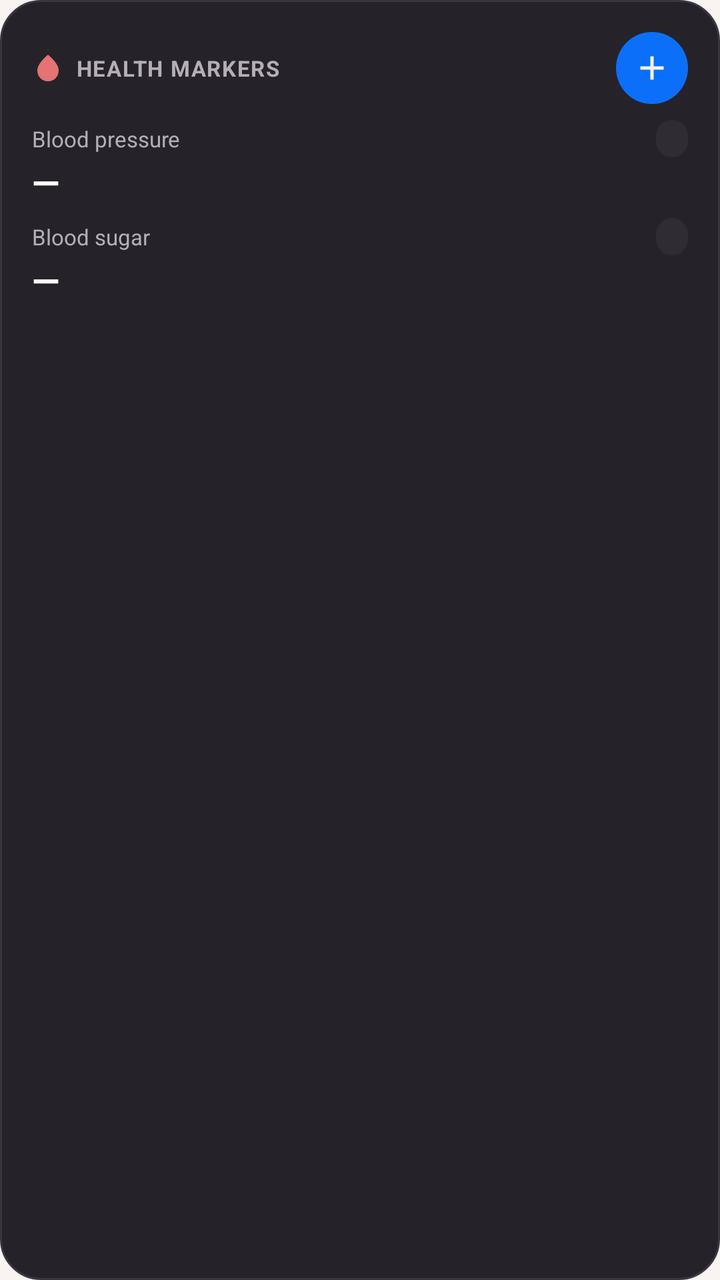
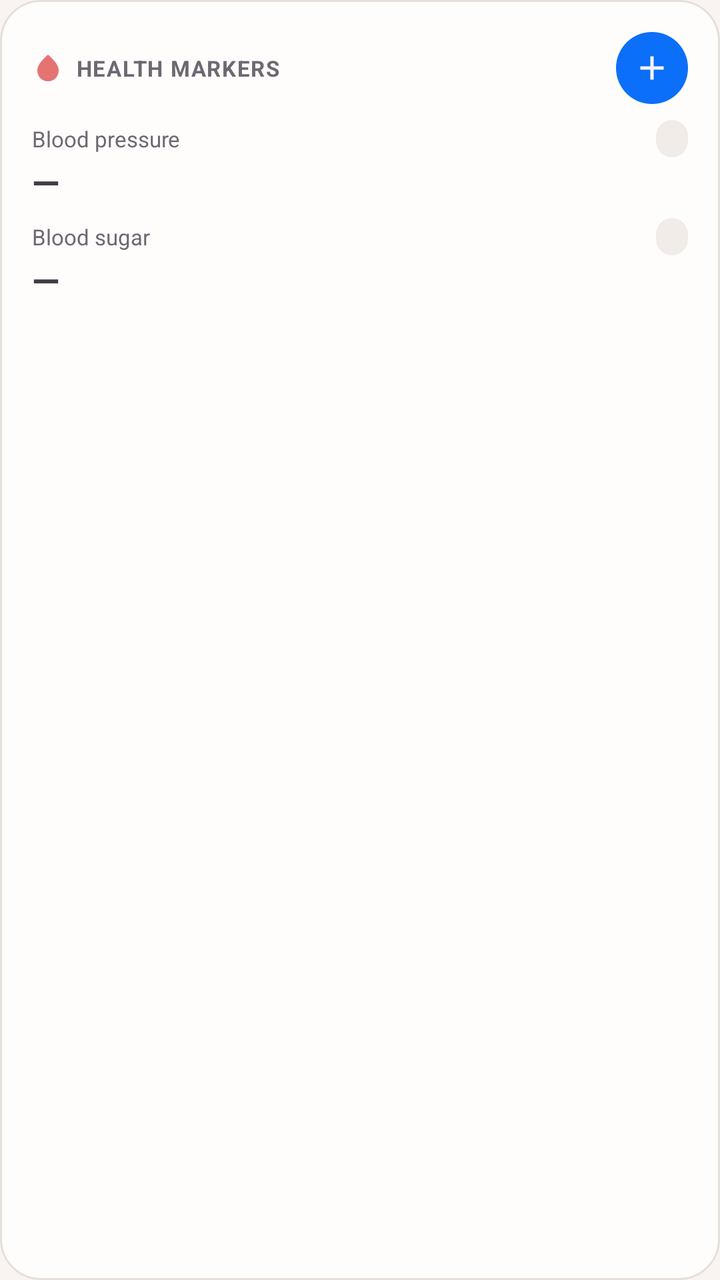

Before-and-after screenshots of an Android layout around one commit, followed by the original layout XML and the change that was made.
<!-- AndroidManifest.xml: application theme Theme.Hangry -->
<!-- res/layout/widget_markers.xml -->
<?xml version="1.0" encoding="utf-8"?>
<LinearLayout xmlns:android="http://schemas.android.com/apk/res/android"
    android:id="@+id/widget_markers_root"
    android:layout_width="match_parent"
    android:layout_height="match_parent"
    android:background="@drawable/bg_widget_surface"
    android:orientation="vertical"
    android:padding="16dp">

    <LinearLayout
        android:layout_width="match_parent"
        android:layout_height="wrap_content"
        android:gravity="center_vertical"
        android:orientation="horizontal">

        <ImageView
            android:layout_width="16dp"
            android:layout_height="16dp"
            android:src="@drawable/ic_widget_drop"
            android:contentDescription="@null" />

        <TextView
            android:layout_width="0dp"
            android:layout_height="wrap_content"
            android:layout_marginStart="6dp"
            android:layout_weight="1"
            android:text="@string/widget_layout_health_markers"
            android:textColor="#B5AEB8"
            android:textSize="11sp"
            android:textStyle="bold"
            android:letterSpacing="0.05" />

        <ImageView
            android:id="@+id/btn_markers_add"
            android:layout_width="36dp"
            android:layout_height="36dp"
            android:background="@drawable/bg_widget_icon_button"
            android:padding="8dp"
            android:src="@drawable/ic_widget_add"
            android:contentDescription="@string/widget_layout_log_a_reading" />
    </LinearLayout>

    <LinearLayout
        android:layout_width="match_parent"
        android:layout_height="wrap_content"
        android:layout_marginTop="8dp"
        android:gravity="center_vertical"
        android:orientation="horizontal">

        <TextView
            android:layout_width="0dp"
            android:layout_height="wrap_content"
            android:layout_weight="1"
            android:text="@string/widget_layout_blood_pressure"
            android:textColor="#B5AEB8"
            android:textSize="11sp" />

        <TextView
            android:id="@+id/tv_markers_bp_status"
            android:layout_width="wrap_content"
            android:layout_height="wrap_content"
            android:background="@drawable/bg_widget_chip"
            android:paddingHorizontal="8dp"
            android:paddingVertical="2dp"
            android:text=""
            android:textColor="#B5AEB8"
            android:textSize="11sp"
            android:textStyle="bold" />
    </LinearLayout>

    <TextView
        android:id="@+id/tv_markers_bp"
        android:layout_width="wrap_content"
        android:layout_height="wrap_content"
        android:layout_marginTop="0dp"
        android:ellipsize="end"
        android:maxLines="1"
        android:text="—"
        android:textColor="#FFFFFF"
        android:textSize="18sp"
        android:textStyle="bold" />
    <LinearLayout
        android:layout_width="match_parent"
        android:layout_height="wrap_content"
        android:layout_marginTop="6dp"
        android:gravity="center_vertical"
        android:orientation="horizontal">

        <TextView
            android:layout_width="0dp"
            android:layout_height="wrap_content"
            android:layout_weight="1"
            android:text="@string/widget_layout_blood_sugar"
            android:textColor="#B5AEB8"
            android:textSize="11sp" />

        <TextView
            android:id="@+id/tv_markers_glucose_status"
            android:layout_width="wrap_content"
            android:layout_height="wrap_content"
            android:background="@drawable/bg_widget_chip"
            android:paddingHorizontal="8dp"
            android:paddingVertical="2dp"
            android:text=""
            android:textColor="#B5AEB8"
            android:textSize="11sp"
            android:textStyle="bold" />
    </LinearLayout>

    <TextView
        android:id="@+id/tv_markers_glucose"
        android:layout_width="wrap_content"
        android:layout_height="wrap_content"
        android:layout_marginTop="0dp"
        android:ellipsize="end"
        android:maxLines="1"
        android:text="—"
        android:textColor="#FFFFFF"
        android:textSize="18sp"
        android:textStyle="bold" />
</LinearLayout>
<!-- resources referenced by this layout -->
<resources>
  <!-- drawable bg_widget_chip (drawable) -->
  <?xml version="1.0" encoding="utf-8"?>
  <shape xmlns:android="http://schemas.android.com/apk/res/android"
      android:shape="rectangle">
      <solid android:color="#2F2C33" />
      <corners android:radius="12dp" />
  </shape>
  <!-- drawable bg_widget_icon_button (drawable) -->
  <?xml version="1.0" encoding="utf-8"?>
  <shape xmlns:android="http://schemas.android.com/apk/res/android"
      android:shape="oval">
      <solid android:color="#0C6FF9" />
  </shape>
  <!-- drawable bg_widget_surface (drawable) -->
  <?xml version="1.0" encoding="utf-8"?>
  <shape xmlns:android="http://schemas.android.com/apk/res/android"
      android:shape="rectangle">
      <solid android:color="#252329" />
      <corners android:radius="20dp" />
      <stroke
          android:width="1dp"
          android:color="#3A363F" />
  </shape>
  <!-- drawable ic_widget_add (drawable) -->
  <vector xmlns:android="http://schemas.android.com/apk/res/android"
      android:width="24dp"
      android:height="24dp"
      android:viewportWidth="24"
      android:viewportHeight="24">
      <path
          android:fillColor="#F9F4F2"
          android:pathData="M19,13h-6v6h-2v-6H5v-2h6V5h2v6h6v2z" />
  </vector>
  <!-- drawable ic_widget_drop (drawable) -->
  <vector xmlns:android="http://schemas.android.com/apk/res/android"
      android:width="24dp"
      android:height="24dp"
      android:viewportWidth="24"
      android:viewportHeight="24">
      <path
          android:fillColor="#E57373"
          android:pathData="M12,2c-5.33,4.55 -8,8.48 -8,11.8 0,4.98 3.8,8.2 8,8.2s8,-3.22 8,-8.2c0,-3.32 -2.67,-7.25 -8,-11.8z" />
  </vector>
  <string name="widget_layout_blood_pressure">Blood pressure</string>
  <string name="widget_layout_blood_sugar">Blood sugar</string>
  <string name="widget_layout_health_markers">HEALTH MARKERS</string>
  <string name="widget_layout_log_a_reading">Log a reading</string>
  <style name="Theme.Hangry" parent="android:Theme.Material.NoActionBar">
          <item name="android:windowBackground">@color/brand_cream</item>
          <item name="android:statusBarColor">@android:color/transparent</item>
          <item name="android:navigationBarColor">@android:color/transparent</item>
          <item name="android:windowLightStatusBar">true</item>
          <item name="android:windowLightNavigationBar">true</item>
      </style>
  <color name="brand_cream">#FFF9F4F2</color>
</resources>

<!-- the commit's change to res/layout/widget_markers.xml (unified diff, before → after) -->
@@ -25,7 +25,7 @@
             android:layout_marginStart="6dp"
             android:layout_weight="1"
             android:text="@string/widget_layout_health_markers"
-            android:textColor="#B5AEB8"
+            android:textColor="@color/widget_text_secondary"
             android:textSize="11sp"
             android:textStyle="bold"
             android:letterSpacing="0.05" />
@@ -52,7 +52,7 @@
             android:layout_height="wrap_content"
             android:layout_weight="1"
             android:text="@string/widget_layout_blood_pressure"
-            android:textColor="#B5AEB8"
+            android:textColor="@color/widget_text_secondary"
             android:textSize="11sp" />
 
         <TextView
@@ -63,7 +63,7 @@
             android:paddingHorizontal="8dp"
             android:paddingVertical="2dp"
             android:text=""
-            android:textColor="#B5AEB8"
+            android:textColor="@color/widget_text_secondary"
             android:textSize="11sp"
             android:textStyle="bold" />
     </LinearLayout>
@@ -76,7 +76,7 @@
         android:ellipsize="end"
         android:maxLines="1"
         android:text="—"
-        android:textColor="#FFFFFF"
+        android:textColor="@color/widget_text"
         android:textSize="18sp"
         android:textStyle="bold" />
     <LinearLayout
@@ -91,7 +91,7 @@
             android:layout_height="wrap_content"
             android:layout_weight="1"
             android:text="@string/widget_layout_blood_sugar"
-            android:textColor="#B5AEB8"
+            android:textColor="@color/widget_text_secondary"
             android:textSize="11sp" />
 
         <TextView
@@ -102,7 +102,7 @@
             android:paddingHorizontal="8dp"
             android:paddingVertical="2dp"
             android:text=""
-            android:textColor="#B5AEB8"
+            android:textColor="@color/widget_text_secondary"
             android:textSize="11sp"
             android:textStyle="bold" />
     </LinearLayout>
@@ -115,7 +115,7 @@
         android:ellipsize="end"
         android:maxLines="1"
         android:text="—"
-        android:textColor="#FFFFFF"
+        android:textColor="@color/widget_text"
         android:textSize="18sp"
         android:textStyle="bold" />
 </LinearLayout>
<!-- resource entries referenced after the edit -->
@@ -1,10 +1,12 @@
 <!-- resources referenced by this layout -->
 <resources>
+  <color name="widget_text">#FFFFFF</color>
+  <color name="widget_text_secondary">#B5AEB8</color>
   <!-- drawable bg_widget_chip (drawable) -->
   <?xml version="1.0" encoding="utf-8"?>
   <shape xmlns:android="http://schemas.android.com/apk/res/android"
       android:shape="rectangle">
-      <solid android:color="#2F2C33" />
+      <solid android:color="@color/widget_track" />
       <corners android:radius="12dp" />
   </shape>
   <!-- drawable bg_widget_icon_button (drawable) -->
@@ -17,11 +19,11 @@
   <?xml version="1.0" encoding="utf-8"?>
   <shape xmlns:android="http://schemas.android.com/apk/res/android"
       android:shape="rectangle">
-      <solid android:color="#252329" />
+      <solid android:color="@color/widget_surface" />
       <corners android:radius="20dp" />
       <stroke
           android:width="1dp"
-          android:color="#3A363F" />
+          android:color="@color/widget_outline" />
   </shape>
   <!-- drawable ic_widget_add (drawable) -->
   <vector xmlns:android="http://schemas.android.com/apk/res/android"
@@ -54,6 +56,9 @@
           <item name="android:windowLightStatusBar">true</item>
           <item name="android:windowLightNavigationBar">true</item>
       </style>
+  <color name="widget_track">#2F2C33</color>
+  <color name="widget_surface">#252329</color>
+  <color name="widget_outline">#3A363F</color>
   <color name="brand_cream">#FFF9F4F2</color>
 </resources>
 
